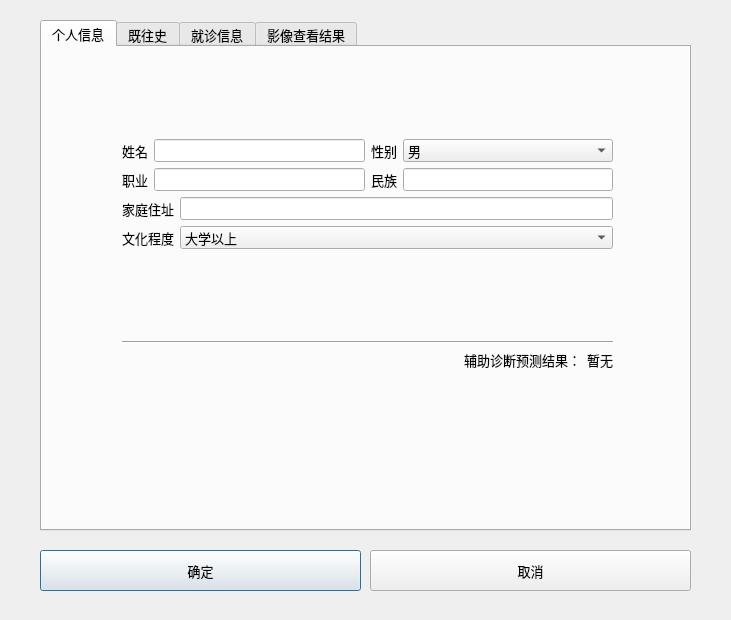
This is GUI/DesignWindow.ui in hzhaoaf/CTDiagnosis as Qt 5 draws it before an edit. The edited form follows.
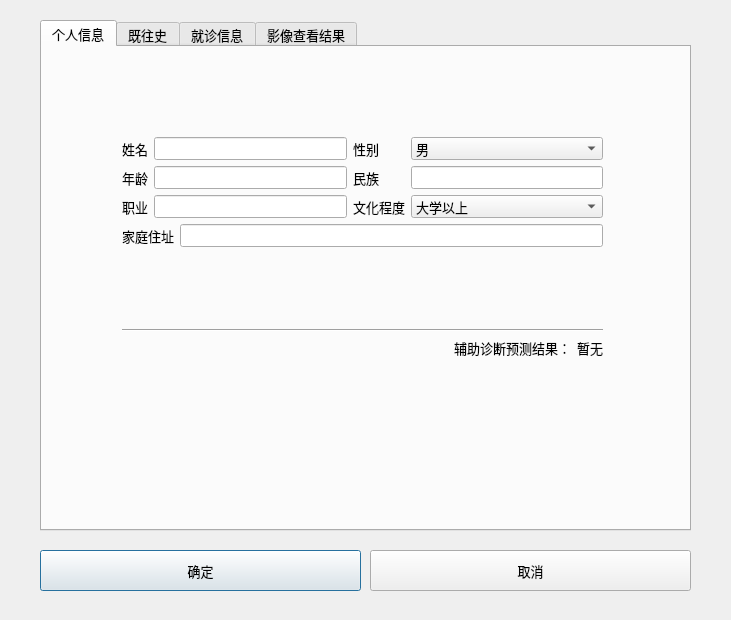
This is the edited form. The open tabs and pages were chosen to show the change.

Commit message: 1_modify the patientinfo dialog GUI 2 add normalize the diagnosis info input to values that can be the input of svm 3_add a helper class PredictDiagonosis

What changed in the file:
```diff
--- a/GUI/DesignWindow.ui
+++ b/GUI/DesignWindow.ui
@@ -54,9 +54,9 @@
      <property name="geometry">
       <rect>
        <x>80</x>
-       <y>92</y>
-       <width>491</width>
-       <height>231</height>
+       <y>90</y>
+       <width>481</width>
+       <height>221</height>
       </rect>
      </property>
      <layout class="QVBoxLayout" name="verticalLayout_3">
@@ -102,7 +102,7 @@
         <item row="1" column="0">
          <widget class="QLabel" name="label_2">
           <property name="text">
-           <string>职业</string>
+           <string>年龄</string>
           </property>
           <property name="buddy">
            <cstring>zhiye_LineEdit</cstring>
@@ -110,7 +110,7 @@
          </widget>
         </item>
         <item row="1" column="1">
-         <widget class="QLineEdit" name="zhiye_LineEdit"/>
+         <widget class="QLineEdit" name="nianling_LineEdit"/>
         </item>
         <item row="1" column="2">
          <widget class="QLabel" name="label_3">
@@ -125,14 +125,27 @@
         <item row="1" column="3">
          <widget class="QLineEdit" name="minzu_LineEdit"/>
         </item>
-       </layout>
-      </item>
-      <item>
-       <layout class="QGridLayout" name="gridLayout_2">
-        <item row="0" column="1">
-         <widget class="QLineEdit" name="jiatingzhuzhi_LineEdit"/>
+        <item row="2" column="0">
+         <widget class="QLabel" name="label_16">
+          <property name="text">
+           <string>职业</string>
+          </property>
+         </widget>
+        </item>
+        <item row="2" column="1">
+         <widget class="QLineEdit" name="zhiye_LineEdit"/>
         </item>
-        <item row="1" column="1">
+        <item row="2" column="2">
+         <widget class="QLabel" name="label_6">
+          <property name="text">
+           <string>文化程度</string>
+          </property>
+          <property name="buddy">
+           <cstring>wenhuachengdu_ComboBox</cstring>
+          </property>
+         </widget>
+        </item>
+        <item row="2" column="3">
          <widget class="QComboBox" name="wenhuachengdu_ComboBox">
           <item>
            <property name="text">
@@ -166,7 +179,11 @@
           </item>
          </widget>
         </item>
-        <item row="0" column="0">
+       </layout>
+      </item>
+      <item>
+       <layout class="QHBoxLayout" name="horizontalLayout_10">
+        <item>
          <widget class="QLabel" name="label_4">
           <property name="text">
            <string>家庭住址</string>
@@ -176,17 +193,12 @@
           </property>
          </widget>
         </item>
-        <item row="1" column="0">
-         <widget class="QLabel" name="label_6">
-          <property name="text">
-           <string>文化程度</string>
-          </property>
-          <property name="buddy">
-           <cstring>wenhuachengdu_ComboBox</cstring>
-          </property>
-         </widget>
+        <item>
+         <widget class="QLineEdit" name="jiatingzhuzhi_LineEdit"/>
         </item>
-        <item row="2" column="1">
+       </layout>
+      </item>
+      <item>
          <spacer name="verticalSpacer_6">
           <property name="orientation">
            <enum>Qt::Vertical</enum>
@@ -199,8 +211,6 @@
           </property>
          </spacer>
         </item>
-       </layout>
-      </item>
       <item>
        <widget class="Line" name="line_8">
         <property name="orientation">
```
Left out of the diff: 10 changed lines with no effect on the pictures. Lines whose indentation alone changed are shown as unchanged. The commit also changes 4 other files.
